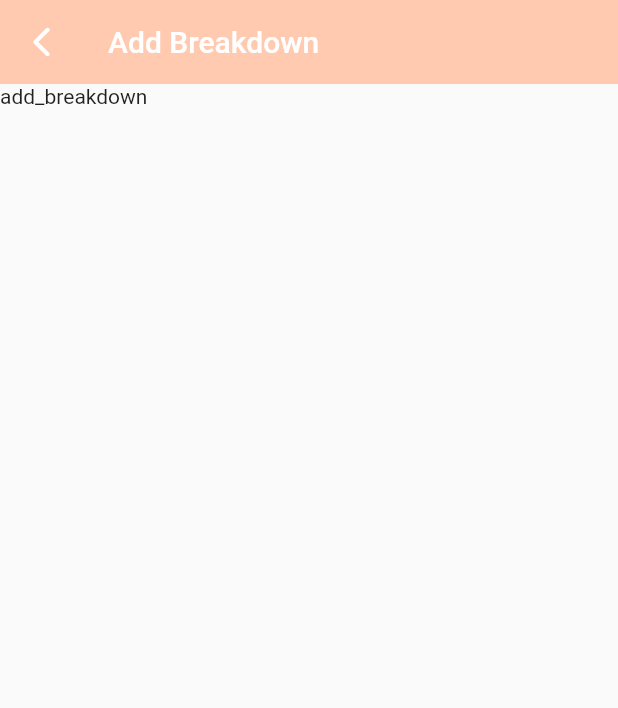
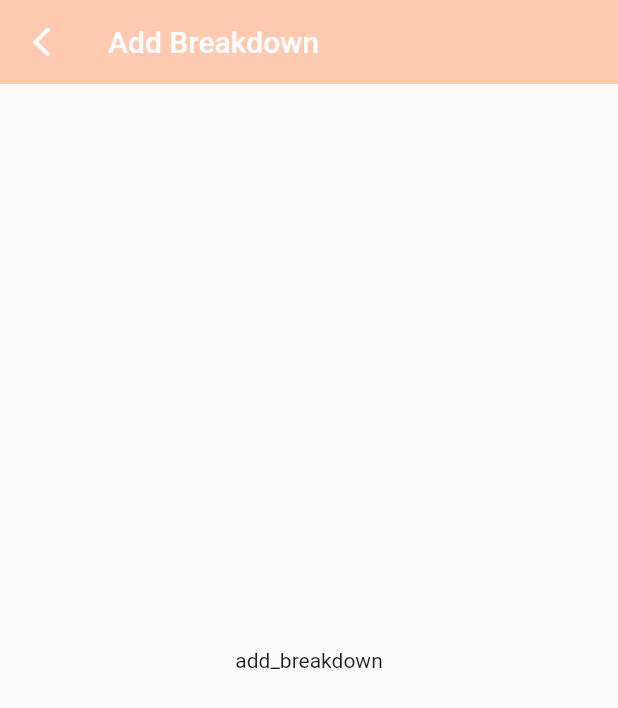
Before and after one commit to muzee99/Tickle, a Flutter app: the screen it shows after launch, after a tap on the "add" icon, on a phone screen of 412 x 824 dp. Shown: the top 708 px of the screen. Run offline on Flutter 3.47's test engine with Material 2 defaults, Android fonts, the phone set to English and light mode, and no system bars.

Commit message:
set page

```diff
--- a/lib/add_breakdown.dart
+++ b/lib/add_breakdown.dart
@@ -14,11 +14,13 @@ class AddBreakdown extends StatelessWidget{
           },
         ),
       ),
-      body: Column(
-        children: <Widget>[
-          Text('add_breakdown')
-        ],
-      ),
+      body: Center(
+        child:Column(
+          mainAxisAlignment: MainAxisAlignment.center,
+          children: <Widget>[
+            const Text('add_breakdown')
+          ],
+      ),)
     );
   }
 }
--- a/lib/main.dart
+++ b/lib/main.dart
@@ -51,8 +51,6 @@ class _MyHomePageState extends State<MyHomePage> {
             },
           )
         ],
-        elevation: 0,
-        backgroundColor: Theme.of(context).canvasColor,
       ),
       body: Center(
         child: Column(
```
